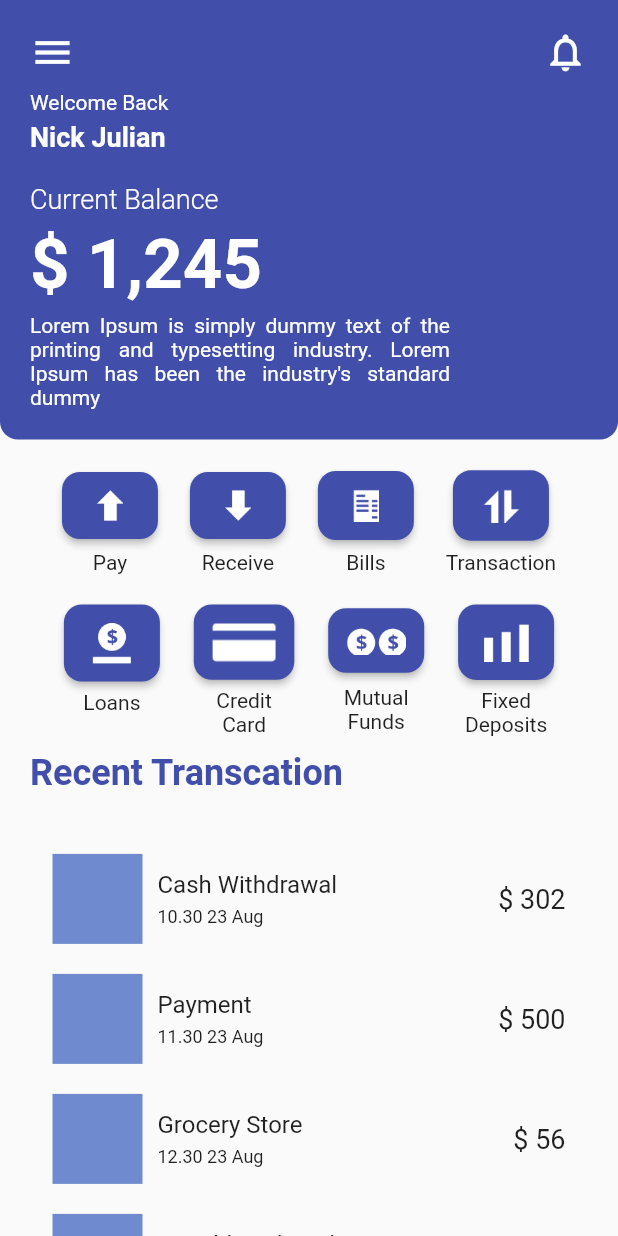
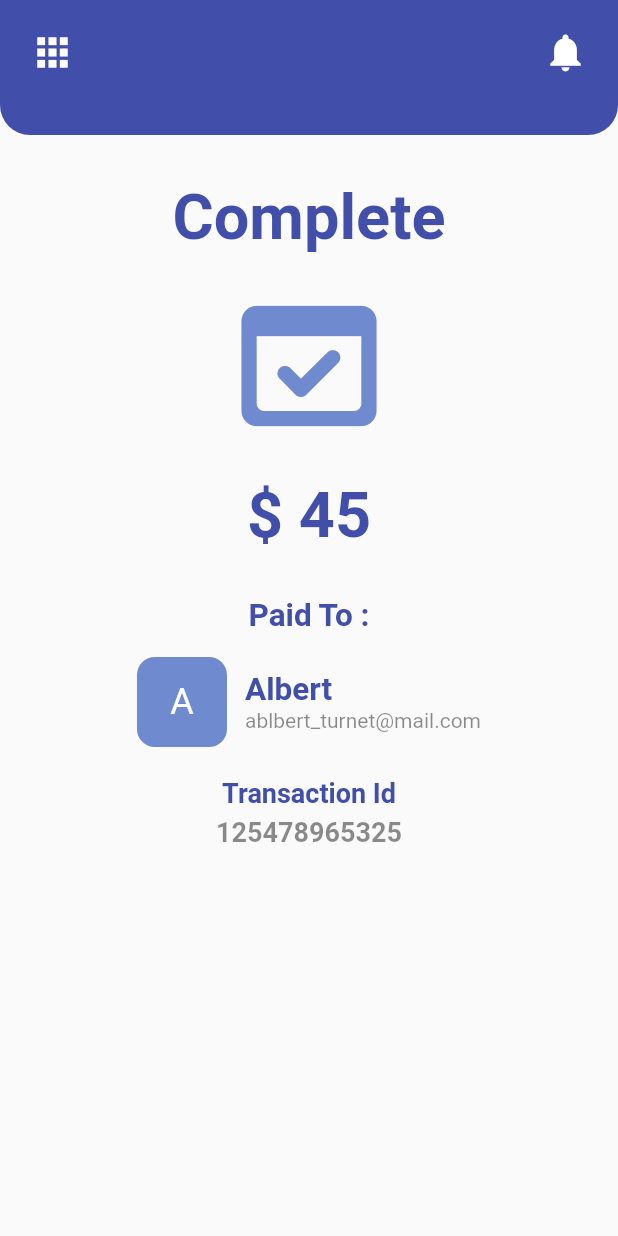
Before and after one commit to fadhilahmad95/flutter_pemula, a Flutter app: the screen it shows after launch, on a phone screen of 412 x 824 dp. Run offline on Flutter 3.47's test engine with Material 2 defaults, Android fonts, the light colour scheme and no system bars; our stand-ins replace google_fonts.

Commit message:
paid to - widget

```diff
--- a/bank_apps_ui/lib/main.dart
+++ b/bank_apps_ui/lib/main.dart
@@ -1,5 +1,6 @@
 import 'package:bank_apps_ui/pages/home_page.dart';
 import 'package:bank_apps_ui/pages/sign_up_page.dart';
+import 'package:bank_apps_ui/pages/succes_page.dart';
 import 'package:flutter/material.dart';
 
 void main() {
@@ -17,7 +18,7 @@ class MyApp extends StatelessWidget {
       theme: ThemeData(
         primarySwatch: Colors.blue,
       ),
-      home: HomePage(),
+      home: SuccesPage(),
     );
   }
 }
--- a/bank_apps_ui/lib/pages/sign_up_page.dart
+++ b/bank_apps_ui/lib/pages/sign_up_page.dart
@@ -14,21 +14,22 @@ class SignUpPage extends StatelessWidget {
             children: [
               Container(
                 padding: const EdgeInsets.only(top: 30),
-                child: const Center(
-                  child: Text(
+                child: Center(
+                  child: Column(
+                    children: [
+                      Text(
                         "My Logo",
                         style: TextStyle(
                           fontSize: 28,
                           color: Colors.white,
                         ),
                       ),
-                ),
-              ),
-              Container(
-                padding: const EdgeInsets.only(top: 30),
-                child: Image.asset(
+                      Image.asset(
                         "assets/img/ilustration.png",
                         width: 300,
+                      ),
+                    ],
+                  ),
                 ),
               ),
               Container(
@@ -54,7 +55,7 @@ class SignUpPage extends StatelessWidget {
                     const SizedBox(height: 30),
                     ElevatedButton(
                       style: ElevatedButton.styleFrom(
-                        padding: EdgeInsets.symmetric(
+                        padding: const EdgeInsets.symmetric(
                           horizontal: 40,
                           vertical: 12,
                         ),
--- /dev/null
+++ b/bank_apps_ui/lib/pages/succes_page.dart
@@ -0,0 +1,173 @@
+import 'package:bank_apps_ui/thema.dart';
+import 'package:flutter/material.dart';
+
+class SuccesPage extends StatelessWidget {
+  const SuccesPage({Key? key}) : super(key: key);
+
+  @override
+  Widget build(BuildContext context) {
+    return Scaffold(
+      body: SafeArea(
+        child: SingleChildScrollView(
+          child: Column(
+            children: [
+              Container(
+                width: double.infinity,
+                decoration: const BoxDecoration(
+                  color: blueColor,
+                  borderRadius: BorderRadius.only(
+                    bottomLeft: Radius.circular(20),
+                    bottomRight: Radius.circular(20),
+                  ),
+                ),
+                padding: const EdgeInsets.only(
+                  left: 20,
+                  top: 20,
+                  right: 20,
+                  bottom: 40,
+                ),
+                child: Row(
+                  mainAxisAlignment: MainAxisAlignment.spaceBetween,
+                  children: const [
+                    Icon(
+                      Icons.apps,
+                      size: 30,
+                      color: Colors.white,
+                    ),
+                    Icon(
+                      Icons.notifications,
+                      size: 30,
+                      color: Colors.white,
+                    )
+                  ],
+                ),
+              ),
+              Container(
+                margin: const EdgeInsets.only(top: 30),
+                child: Column(
+                  children: const [
+                    Text(
+                      "Complete",
+                      style: TextStyle(
+                        fontSize: 42,
+                        color: blueColor,
+                        fontWeight: FontWeight.w700,
+                      ),
+                    ),
+                    SizedBox(height: 15),
+                    Icon(
+                      Icons.domain_verification_rounded,
+                      size: 120,
+                      color: bluelightColor,
+                    ),
+                    SizedBox(height: 15),
+                    Text("\$ 45",
+                        style: TextStyle(
+                          fontSize: 42,
+                          color: blueColor,
+                          fontWeight: FontWeight.w700,
+                        )),
+                  ],
+                ),
+              ),
+              Container(
+                margin: const EdgeInsets.only(top: 30),
+                child: Column(
+                  children: [
+                    const Text(
+                      "Paid To :",
+                      style: TextStyle(
+                        fontSize: 21,
+                        fontWeight: FontWeight.w600,
+                        color: blueColor,
+                      ),
+                    ),
+                    const SizedBox(height: 15),
+                    Container(
+                      child: Column(
+                        children: [
+                          Row(
+                            mainAxisAlignment: MainAxisAlignment.center,
+                            children: [
+                              Container(
+                                width: 60,
+                                decoration: BoxDecoration(
+                                  color: bluelightColor,
+                                  borderRadius: BorderRadius.circular(12),
+                                ),
+                                height: 60,
+                                child: const Center(
+                                  child: Text(
+                                    "A",
+                                    style: TextStyle(
+                                      color: Colors.white,
+                                      fontSize: 24,
+                                    ),
+                                  ),
+                                ),
+                              ),
+                              const SizedBox(width: 12),
+                              Column(
+                                crossAxisAlignment: CrossAxisAlignment.start,
+                                children: const [
+                                  Text(
+                                    "Albert",
+                                    style: TextStyle(
+                                      fontSize: 21,
+                                      color: blueColor,
+                                      fontWeight: FontWeight.w700,
+                                    ),
+                                  ),
+                                  Text(
+                                    "ablbert_turnet@mail.com",
+                                    style: TextStyle(
+                                      fontSize: 14,
+                                      color: Colors.black45,
+                                    ),
+                                  ),
+                                ],
+                              ),
+                            ],
+                          ),
+                          SizedBox(height: 20),
+                          Container(
+                            child: Row(
+                              mainAxisAlignment: MainAxisAlignment.center,
+                              children: [
+                                Column(
+                                  children: const [
+                                    Text(
+                                      "Transaction Id",
+                                      style: TextStyle(
+                                        fontSize: 18,
+                                        color: blueColor,
+                                        fontWeight: FontWeight.w700,
+                                      ),
+                                    ),
+                                    SizedBox(height: 5),
+                                    Text(
+                                      "125478965325",
+                                      style: TextStyle(
+                                        fontSize: 18,
+                                        color: Colors.black45,
+                                        fontWeight: FontWeight.w700,
+                                      ),
+                                    ),
+                                  ],
+                                ),
+                              ],
+                            ),
+                          )
+                        ],
+                      ),
+                    ),
+                  ],
+                ),
+              )
+            ],
+          ),
+        ),
+      ),
+    );
+  }
+}
```
Lines whose indentation alone changed are shown as unchanged.
